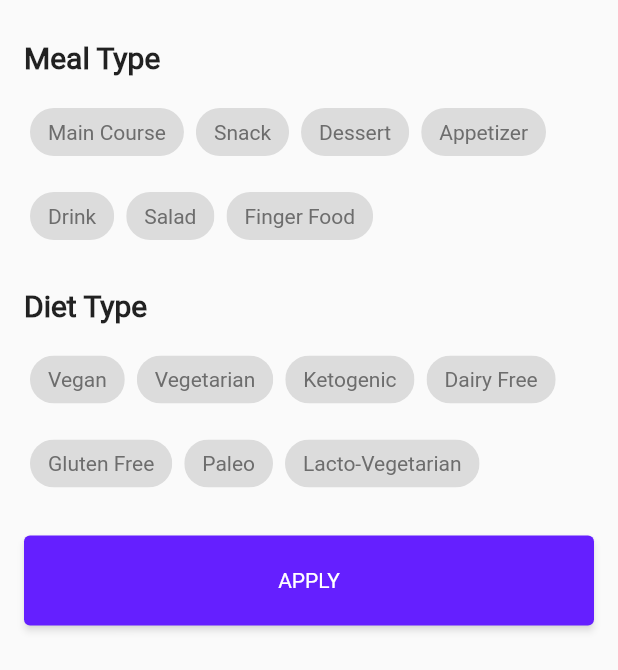
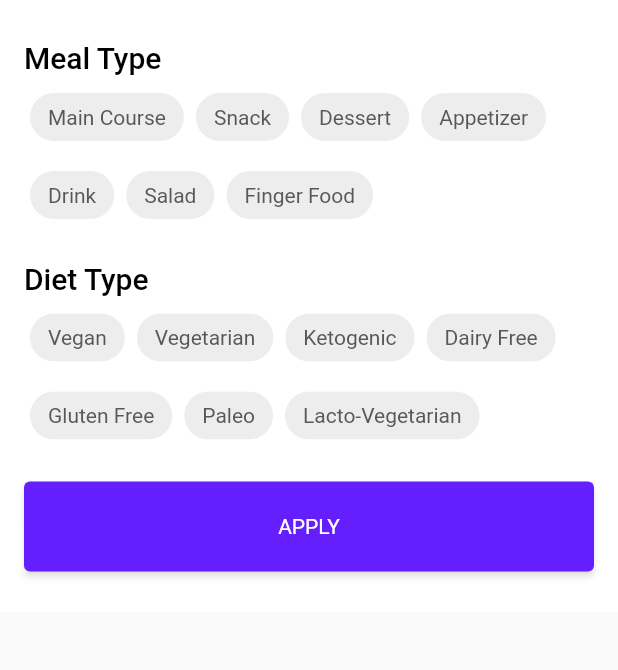
Before and after one commit to ddrum5/RecipesApp, a Flutter app: the FilterRecipesType widget shown alone on an empty page, opened directly with empty values, on a phone screen of 412 x 824 dp. Shown: the top 670 px of the screen. Run offline on Flutter 3.47's test engine with Material 2 defaults, Android fonts, the phone set to English and light mode, and no system bars; our stand-ins replace cached_network_image, floor, rxdart, share, sqflite; accounts and stored records are empty; generated files the repository leaves out were written again; network calls fail.

Commit message:
custom theme 2

```diff
--- a/project_pilot/lib/Helper/configs/app_theme.dart
+++ b/project_pilot/lib/Helper/configs/app_theme.dart
@@ -55,7 +55,7 @@ class AppTheme {
         fontFamily: 'robotoMedium',
       ),
       bodyText1: TextStyle(
-        color: Color(0xFF9D9D9D),
+        color: Color(0xFFdfdfdf),
         fontSize: 14,
       ),
     ),
--- a/project_pilot/lib/Helper/configs/custom_colors.dart
+++ b/project_pilot/lib/Helper/configs/custom_colors.dart
@@ -4,8 +4,7 @@ import 'package:flutter/material.dart';
 
 class CustomColors {
   static Color purplishBlue = Color(0xFF651fff);
-  static Color blueLight = Color(0xFF854eff);
-  static Color blueSuperLight = Color(0xFFe5daff);
+  static Color blueSuperLight = Color(0xFFf5f1ff);
 
   static Color brightVioletLight = Color(0xFFa255ff);
 
@@ -14,6 +13,7 @@ class CustomColors {
   static final Color green = Color(0xFF00c853);
   static final Color gray = Color(0xff9e9e9e);
   static final Color grayDark = Color(0xff6d6d6d);
+  static final Color graySpDark = Color(0xff585858);
   static final Color grayLite = Color(0xFFdfdfdf);
   static final Color red = Color(0xfff44336);
   static final Color orange = Color(0xffff8f00);
--- a/project_pilot/lib/ViewModels/recipes_viewmodel.dart
+++ b/project_pilot/lib/ViewModels/recipes_viewmodel.dart
@@ -18,7 +18,7 @@ class RecipesViewModel {
     streamData.sink.add(randomRecipesData);
   }
 
-  void getSearchRecipes({required String text}) async {
+  void getSearchRecipes( String text) async {
     randomRecipesData = await response.getSearchRecipes(text);
     getFilterRecipes();
   }
--- a/project_pilot/lib/Views/detail/ingredients_screen.dart
+++ b/project_pilot/lib/Views/detail/ingredients_screen.dart
@@ -83,15 +83,14 @@ class _IngredientsScreenState extends State<IngredientsScreen> {
                                   widget._detailsViewModel.streamIngredients
                                       .value[index].name,
                                   maxLines: 1,
-                                  style: TextStyle(fontSize: 25),
+                                  style: Theme.of(context).textTheme.headline6?.copyWith(fontSize: 25),
                                 ),
                                 Padding(padding: EdgeInsets.only(bottom: 16)),
                                 Text(
                                   widget._detailsViewModel.streamIngredients
                                       .value[index].original,
                                   maxLines: 1,
-                                  style: TextStyle(
-                                      fontSize: 14, color: CustomColors.grayDark),
+                                  style: Theme.of(context).textTheme.bodyText1,
                                 ),
                               ],
                             ),
--- a/project_pilot/lib/Views/detail/overview_screen.dart
+++ b/project_pilot/lib/Views/detail/overview_screen.dart
@@ -226,7 +226,7 @@ class _OverviewScreenState extends State<OverviewScreen> {
                         style: Theme.of(context)
                             .textTheme
                             .bodyText1
-                            ?.copyWith(fontSize: 13),
+                            ?.copyWith(fontSize: 13.5, color: Colors.black.withOpacity(0.5)),
                       ),
                     ),
                     Container(
@@ -234,7 +234,8 @@ class _OverviewScreenState extends State<OverviewScreen> {
                       child: Text(
                         widget._detailsViewModel.streamOverView.value.summary
                             .removeHtml(),
-                        style: Theme.of(context).textTheme.bodyText1,
+                        style: Theme.of(context).textTheme.bodyText1?.copyWith(
+                            color: Colors.black.withOpacity(0.6), fontSize: 14, fontWeight: FontWeight.bold),
                       ),
                     ),
                     Padding(padding: EdgeInsets.all(10))
--- a/project_pilot/lib/Views/widgets/filter_recipes_type.dart
+++ b/project_pilot/lib/Views/widgets/filter_recipes_type.dart
@@ -2,6 +2,7 @@ import 'package:flutter/material.dart';
 import 'package:project_pilot/ViewModels/recipes_viewmodel.dart';
 import 'package:project_pilot/Helper/configs/custom_colors.dart';
 import 'package:flutter_gen/gen_l10n/app_localizations.dart';
+
 class FilterRecipesType extends StatefulWidget {
   final RecipesViewModel viewModel;
 
@@ -12,17 +13,24 @@ class FilterRecipesType extends StatefulWidget {
 }
 
 class _FilterRecipesTypeState extends State<FilterRecipesType> {
-  Iterable<Widget> get itemMeals sync* {
+  Iterable<Widget> itemMeals(BuildContext context) sync* {
     for (var element in widget.viewModel.mealTypes) {
       yield Padding(
-        padding: const EdgeInsets.all(4.0),
+        padding: const EdgeInsets.fromLTRB(4, 4, 4, 0),
         child: FilterChip(
           label: Text(element),
+          backgroundColor: Colors.black.withOpacity(0.05),
           selected: identical(widget.viewModel.mealFilter, element),
           labelStyle: identical(widget.viewModel.mealFilter, element)
-              ? TextStyle(color: CustomColors.blueLight)
-              : TextStyle(color: CustomColors.grayDark),
-          checkmarkColor: CustomColors.blueLight,
+              ? Theme.of(context)
+                  .textTheme
+                  .bodyText1
+                  ?.copyWith(color: CustomColors.purplishBlue)
+              : Theme.of(context)
+                  .textTheme
+                  .bodyText1
+                  ?.copyWith(color: CustomColors.graySpDark),
+          checkmarkColor: CustomColors.purplishBlue,
           selectedColor: CustomColors.blueSuperLight,
           onSelected: (bool value) {
             setState(() {
@@ -34,17 +42,24 @@ class _FilterRecipesTypeState extends State<FilterRecipesType> {
     }
   }
 
-  Iterable<Widget> get itemDiets sync* {
+  Iterable<Widget> itemDiets(BuildContext context) sync* {
     for (var element in widget.viewModel.dietTypes) {
       yield Padding(
-        padding: const EdgeInsets.all(4.0),
+        padding: const EdgeInsets.fromLTRB(4, 4, 4, 0),
         child: FilterChip(
           label: Text(element),
+          backgroundColor: Colors.black.withOpacity(0.05),
           selected: identical(widget.viewModel.dietFilter, element),
           labelStyle: identical(widget.viewModel.dietFilter, element)
-              ? TextStyle(color: CustomColors.blueLight)
-              : TextStyle(color: CustomColors.grayDark),
-          checkmarkColor: CustomColors.blueLight,
+              ? Theme.of(context)
+                  .textTheme
+                  .bodyText1
+                  ?.copyWith(color: CustomColors.purplishBlue)
+              : Theme.of(context)
+                  .textTheme
+                  .bodyText1
+                  ?.copyWith(color: CustomColors.graySpDark),
+          checkmarkColor: CustomColors.purplishBlue,
           selectedColor: CustomColors.blueSuperLight,
           onSelected: (bool value) {
             setState(() {
@@ -60,26 +75,33 @@ class _FilterRecipesTypeState extends State<FilterRecipesType> {
   Widget build(BuildContext context) {
     return SingleChildScrollView(
       child: Container(
+        color: Theme.of(context).backgroundColor,
         padding: EdgeInsets.symmetric(vertical: 27, horizontal: 16),
         child: Wrap(children: [
           Column(
             mainAxisAlignment: MainAxisAlignment.center,
             crossAxisAlignment: CrossAxisAlignment.start,
             children: <Widget>[
-              Text(AppLocalizations.of(context)?.meal??'',
-                  style: TextStyle(fontWeight: FontWeight.bold, fontSize: 20)),
-              Padding(padding: EdgeInsets.all(5)),
+              Text(
+                AppLocalizations.of(context)?.meal ?? '',
+                style: Theme.of(context)
+                    .textTheme
+                    .headline6
+                    ?.copyWith(fontSize: 20),
+              ),
               Wrap(
-                children: itemMeals.toList(),
+                children: itemMeals(context).toList(),
               ),
               Padding(padding: EdgeInsets.all(10)),
               Text(
-                AppLocalizations.of(context)?.diet??'',
-                style: TextStyle(fontWeight: FontWeight.bold, fontSize: 20),
+                AppLocalizations.of(context)?.diet ?? '',
+                style: Theme.of(context)
+                    .textTheme
+                    .headline6
+                    ?.copyWith(fontSize: 20),
               ),
-              Padding(padding: EdgeInsets.all(5)),
               Wrap(
-                children: itemDiets.toList(),
+                children: itemDiets(context).toList(),
               ),
               Padding(padding: EdgeInsets.all(10)),
               ElevatedButton(
@@ -88,7 +110,7 @@ class _FilterRecipesTypeState extends State<FilterRecipesType> {
                     minimumSize: Size(double.infinity,
                         60) // double.infinity is the width and 30 is the height
                     ),
-                child: Text(AppLocalizations.of(context)?.apply??''),
+                child: Text(AppLocalizations.of(context)?.apply ?? ''),
                 onPressed: () {
                   setState(() {
                     widget.viewModel.getFilterRecipesByTypes();
```
Also changed, not shown: project_pilot/lib/Views/detail/instructions_screen.dart (+22 -9 lines), project_pilot/lib/Views/home/joke_screen.dart (+10 -6 lines), project_pilot/lib/Views/home/recipes_screen.dart (+63 -40 lines), project_pilot/lib/Views/widgets/filter_ricpies.dart (+13 -4 lines), project_pilot/lib/Views/widgets/list_recipes_widget.dart (+6 -1 lines).
